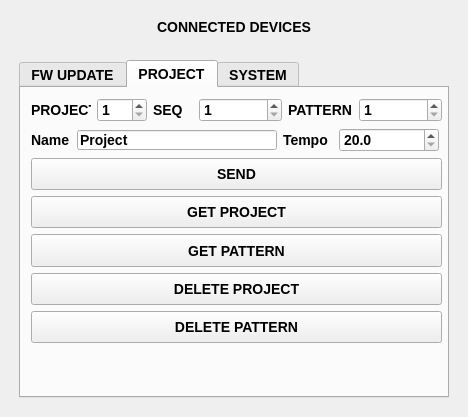
Qt form mainwindow.ui (OXI-Instruments/OXI-Desktop) before a commit.
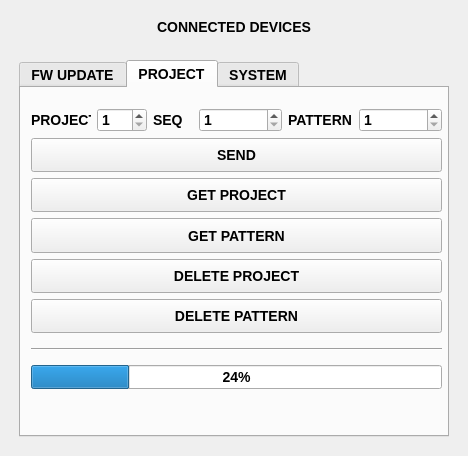
The same form after that commit. The open tabs and pages were chosen to show the change.

Diff of the .ui file:
```diff
--- a/mainwindow.ui
+++ b/mainwindow.ui
@@ -7,7 +7,7 @@
     <x>0</x>
     <y>0</y>
     <width>468</width>
-    <height>417</height>
+    <height>456</height>
    </rect>
   </property>
   <property name="windowTitle">
@@ -178,9 +178,9 @@
           <property name="geometry">
            <rect>
             <x>10</x>
-            <y>10</y>
+            <y>20</y>
             <width>411</width>
-            <height>245</height>
+            <height>281</height>
            </rect>
           </property>
           <layout class="QVBoxLayout" name="verticalLayout_2">
@@ -296,74 +296,6 @@
              </item>
             </layout>
            </item>
-           <item>
-            <layout class="QHBoxLayout" name="horizontalLayout">
-             <property name="sizeConstraint">
-              <enum>QLayout::SetFixedSize</enum>
-             </property>
-             <item>
-              <widget class="QLabel" name="label_2">
-               <property name="maximumSize">
-                <size>
-                 <width>40</width>
-                 <height>24</height>
-                </size>
-               </property>
-               <property name="text">
-                <string>Name</string>
-               </property>
-              </widget>
-             </item>
-             <item>
-              <widget class="QLineEdit" name="lineEdit_projectName">
-               <property name="maximumSize">
-                <size>
-                 <width>200</width>
-                 <height>20</height>
-                </size>
-               </property>
-               <property name="text">
-                <string>Project</string>
-               </property>
-               <property name="maxLength">
-                <number>12</number>
-               </property>
-              </widget>
-             </item>
-             <item>
-              <widget class="QLabel" name="label_4">
-               <property name="maximumSize">
-                <size>
-                 <width>50</width>
-                 <height>16777215</height>
-                </size>
-               </property>
-               <property name="text">
-                <string>Tempo</string>
-               </property>
-              </widget>
-             </item>
-             <item>
-              <widget class="QDoubleSpinBox" name="doubleSpinBox_tempo">
-               <property name="maximumSize">
-                <size>
-                 <width>100</width>
-                 <height>16777215</height>
-                </size>
-               </property>
-               <property name="decimals">
-                <number>1</number>
-               </property>
-               <property name="minimum">
-                <double>20.000000000000000</double>
-               </property>
-               <property name="maximum">
-                <double>300.000000000000000</double>
-               </property>
-              </widget>
-             </item>
-            </layout>
-           </item>
            <item>
             <widget class="QPushButton" name="sendProjectButton">
              <property name="sizePolicy">
@@ -429,6 +361,32 @@
              </property>
             </widget>
            </item>
+           <item>
+            <widget class="Line" name="line">
+             <property name="minimumSize">
+              <size>
+               <width>0</width>
+               <height>20</height>
+              </size>
+             </property>
+             <property name="orientation">
+              <enum>Qt::Horizontal</enum>
+             </property>
+            </widget>
+           </item>
+           <item>
+            <widget class="QProgressBar" name="midiProgressBar">
+             <property name="minimumSize">
+              <size>
+               <width>0</width>
+               <height>20</height>
+              </size>
+             </property>
+             <property name="value">
+              <number>24</number>
+             </property>
+            </widget>
+           </item>
           </layout>
          </widget>
         </widget>
```
Left out of the diff: 74 changed lines with no effect on the pictures.
